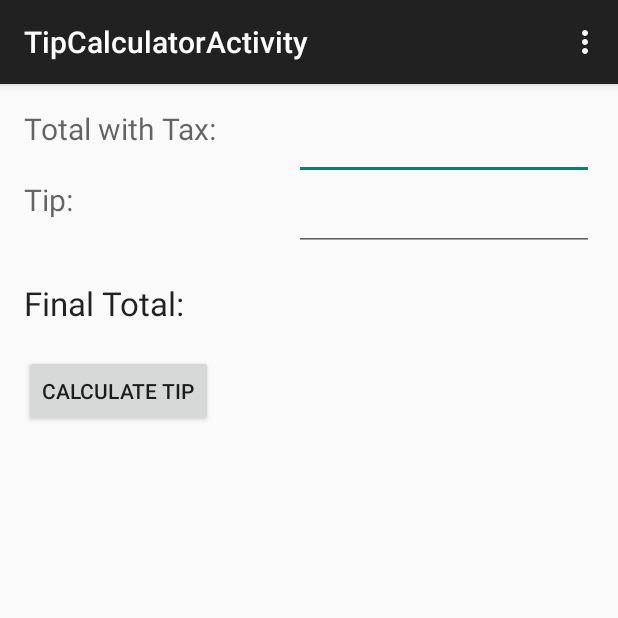
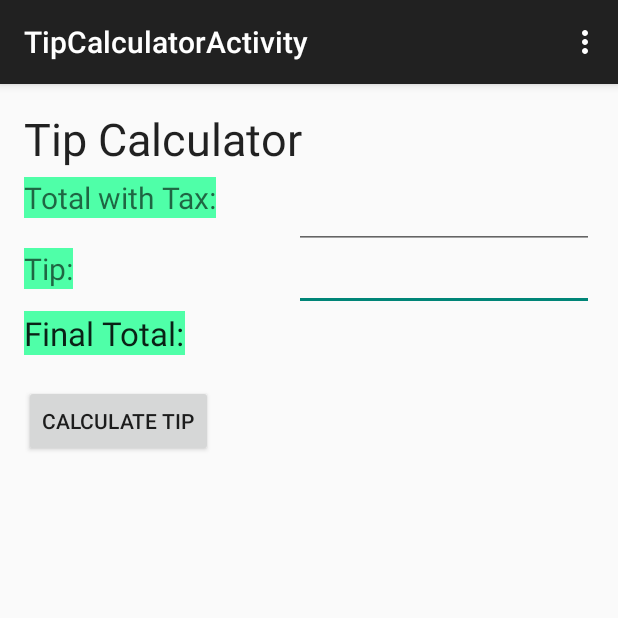
Before and after one commit to emmam95/Restaurant-Automation, an Android app: the TipCalculatorActivity screen opened directly, with no data from a screen before it, on a phone screen of 412 x 824 dp, the top half of it. Run offline under Robolectric (Android 15) with nearby library versions, the phone set to English and light mode, and no system bars.

Commit message:
Meghan- final submission with ui updates.

```diff
--- a/LoginWindow/app/src/main/java/Model/PseudoDatabase.java
+++ b/LoginWindow/app/src/main/java/Model/PseudoDatabase.java
@@ -1,4 +1,5 @@
 package Model;
+
 import java.util.*;
 
 public class PseudoDatabase
--- a/LoginWindow/app/src/main/res/layout/activity_tip_calculator.xml
+++ b/LoginWindow/app/src/main/res/layout/activity_tip_calculator.xml
@@ -15,8 +15,10 @@
         android:text="Total with Tax:"
         android:id="@+id/totalWTaxLabel"
         android:textSize="20dp"
+        android:background="#ff4fffa8"
+        android:autoText="false"
+        android:layout_below="@+id/textView"
         android:layout_alignParentLeft="true"
-        android:layout_marginRight="5dp"
         android:layout_alignParentStart="true" />
 
     <TextView
@@ -30,7 +32,8 @@
         android:layout_below="@+id/totalWTaxLabel"
         android:layout_alignParentLeft="true"
         android:layout_marginRight="5dp"
-        android:layout_alignParentStart="true" />
+        android:layout_alignParentStart="true"
+        android:background="#ff4fffa8" />
 
     <Button
         android:layout_width="wrap_content"
@@ -47,9 +50,9 @@
         android:layout_height="wrap_content"
         android:textAppearance="?android:attr/textAppearanceLarge"
         android:text="Final Total:"
-        android:layout_marginTop="20dp"
         android:id="@+id/totalLabel"
-        android:layout_below="@+id/tipAmount"
+        android:background="#ff4fffa8"
+        android:layout_below="@+id/totalWTax"
         android:layout_alignParentLeft="true"
         android:layout_alignParentStart="true" />
 
@@ -60,10 +63,11 @@
         android:ems="10"
         android:textSize="20dp"
         android:id="@+id/totalWTax"
-        android:layout_alignParentTop="true"
+        android:width="200dp"
+        android:layout_below="@+id/textView"
         android:layout_alignParentRight="true"
         android:layout_alignParentEnd="true"
-        android:width="200dp" />
+        android:layout_marginTop="41dp" />
 
     <EditText
         android:layout_width="wrap_content"
@@ -72,10 +76,10 @@
         android:ems="10"
         android:textSize="20dp"
         android:id="@+id/tipAmount"
-        android:layout_alignTop="@+id/tipAmountLabel"
+        android:width="200dp"
+        android:layout_alignTop="@+id/totalWTaxLabel"
         android:layout_alignParentRight="true"
-        android:layout_alignParentEnd="true"
-        android:width="200dp" />
+        android:layout_alignParentEnd="true" />
 
     <TextView
         android:layout_width="wrap_content"
@@ -84,11 +88,21 @@
         android:id="@+id/finalAmount"
         android:textSize="20dp"
         android:inputType="numberDecimal"
-        android:layout_alignTop="@+id/totalLabel"
-        android:layout_toRightOf="@+id/totalLabel"
+        android:width="200dp"
+        android:layout_above="@+id/calculateTipButton"
         android:layout_alignParentRight="true"
-        android:layout_marginLeft="30dp"
-        android:layout_toEndOf="@+id/totalLabel"
-        android:width="200dp" />
+        android:layout_alignParentEnd="true" />
+
+    <TextView
+        android:layout_width="wrap_content"
+        android:layout_height="wrap_content"
+        android:textAppearance="?android:attr/textAppearanceLarge"
+        android:text="Tip Calculator"
+        android:textSize="30dp"
+        android:layout_marginBottom="5dp"
+        android:id="@+id/textView"
+        android:layout_alignParentTop="true"
+        android:layout_alignParentLeft="true"
+        android:layout_alignParentStart="true" />
 
 </RelativeLayout>
```
Also changed, not shown: LoginWindow/app/src/main/java/Model/EmployeeInfoTest.java (+17 -1 lines), LoginWindow/app/src/main/java/Model/EmployeeTest.java (+4 -3 lines), LoginWindow/app/src/main/java/Model/PseudoDatabaseTest.java (+14 -0 lines), LoginWindow/app/src/main/res/layout/activity_edit_info.xml (+12 -6 lines), LoginWindow/app/src/main/res/layout/activity_login.xml (+21 -1 lines), LoginWindow/app/src/main/res/layout/activity_register.xml (+12 -6 lines), LoginWindow/app/src/main/res/layout/activity_view_employee_info.xml (+14 -7 lines).
